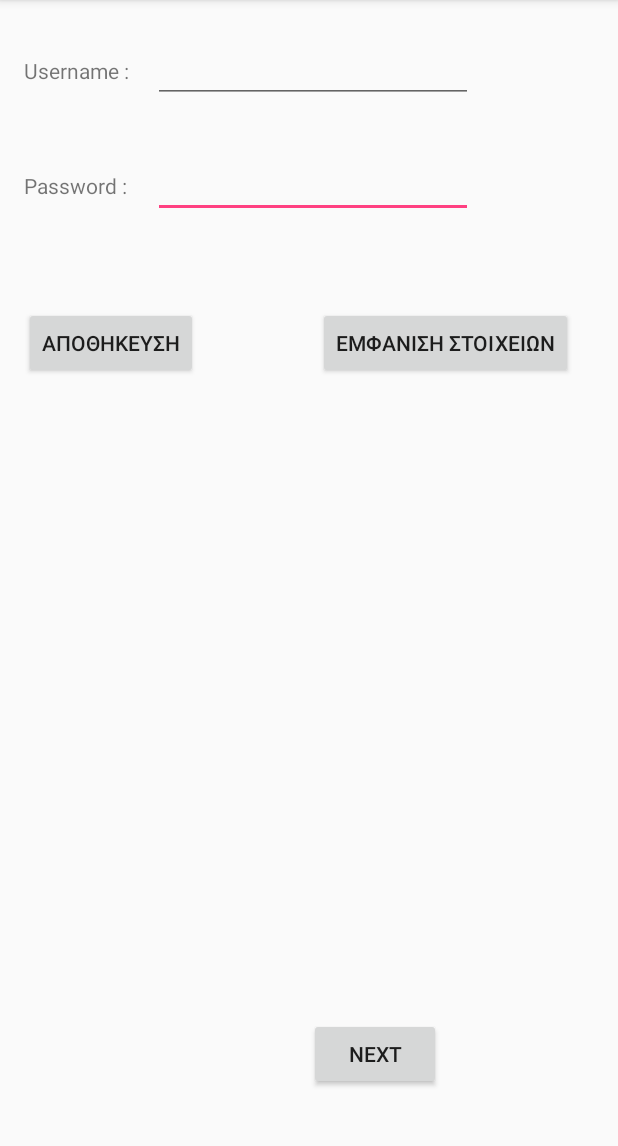
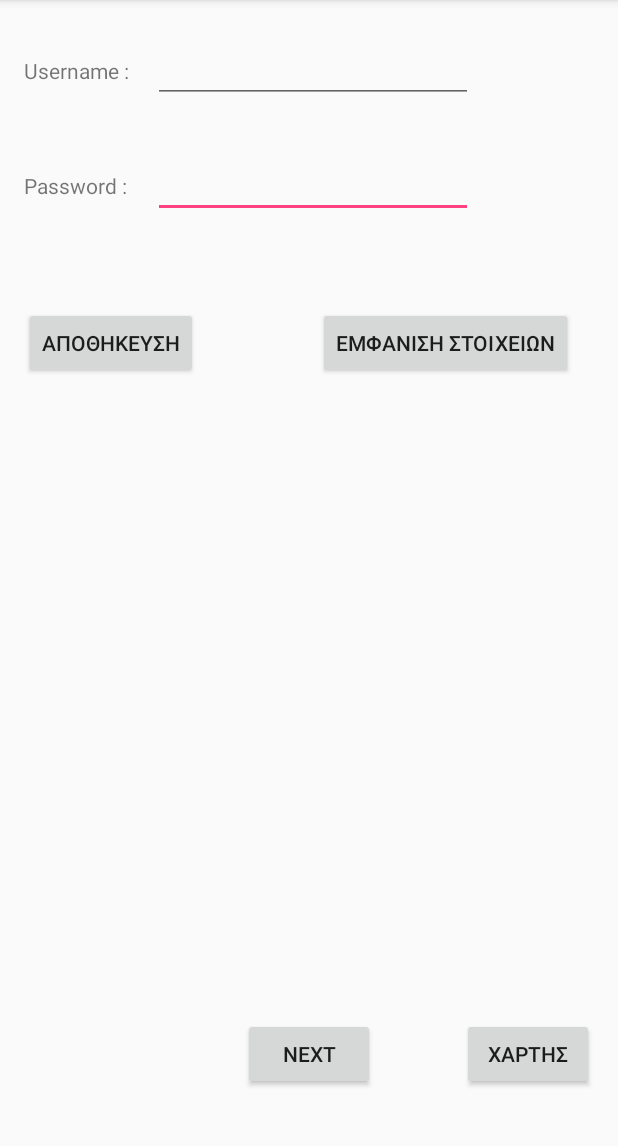
Before and after one commit to elisapan/FiveAndOne, an Android app: the screen it shows after launch (MainActivity), on a phone screen of 412 x 824 dp, the part 84-1230 px from its top. Run offline under Robolectric (Android 15) with nearby library versions, the phone set to English and light mode, and no system bars.

Commit message:
Insert a button Map and a Map with Marker

```diff
--- a/app/build.gradle
+++ b/app/build.gradle
@@ -25,5 +25,6 @@ dependencies {
         exclude group: 'com.android.support', module: 'support-annotations'
     })
     compile 'com.android.support:appcompat-v7:25.0.0'
+    compile 'com.google.android.gms:play-services:9.8.0'
     testCompile 'junit:junit:4.12'
 }
--- a/app/src/main/java/com/teicm/fiveandone/MainActivity.java
+++ b/app/src/main/java/com/teicm/fiveandone/MainActivity.java
@@ -18,6 +18,9 @@ public class MainActivity extends AppCompatActivity {
     EditText usernameInput;
     EditText passwordInput;
     TextView infoText;
+    Button map;
+
+
     public Button button1;
     public void init(){
 
@@ -34,6 +37,10 @@ public class MainActivity extends AppCompatActivity {
 
     }
 
+
+
+
+
     @Override
     protected void onCreate(Bundle savedInstanceState) {
         super.onCreate(savedInstanceState);
@@ -42,6 +49,23 @@ public class MainActivity extends AppCompatActivity {
         usernameInput = (EditText) findViewById(R.id.usernameInput) ;
         passwordInput = (EditText) findViewById(R.id.passwordInput);
         infoText = (TextView) findViewById(R.id.infoText);
+        map =(Button) findViewById(R.id.map);
+        map.setOnClickListener(new View.OnClickListener() {
+            @Override
+            public void onClick(View view) {
+                SharedPreferences sharedPref = getSharedPreferences("userInfo", Context.MODE_PRIVATE);
+
+                final String name = sharedPref.getString("username", "");
+                Intent myIntent = new Intent(MainActivity.this, MapsActivity.class);
+                myIntent.putExtra("parameter",name);
+                startActivity(myIntent);
+
+                MainActivity.this.startActivity(myIntent);
+
+            }
+        });
+
+
         //init();
 
 
--- a/app/src/main/java/com/teicm/fiveandone/QuizActivity.java
+++ b/app/src/main/java/com/teicm/fiveandone/QuizActivity.java
@@ -70,7 +70,7 @@ public class QuizActivity extends AppCompatActivity {
 
 
     }
-
+      //showquestions in quiz
     public void ShowQuestion()
     {
         CurrentQuestion ++;
@@ -83,11 +83,12 @@ public class QuizActivity extends AppCompatActivity {
 
     }
 
-
+    //check correctivity of the answer
     public boolean isCorrect (String answer){
         return (answer.equalsIgnoreCase(Answers [CurrentQuestion]));
     }
 
+    //say if is true or false the amnswer
     public void CheckAnswer() {
         String ans = AnswerText.getText().toString();
         if(isCorrect(ans)== true )
--- a/app/src/main/res/layout/activity_main.xml
+++ b/app/src/main/res/layout/activity_main.xml
@@ -8,7 +8,10 @@
     android:paddingLeft="@dimen/activity_horizontal_margin"
     android:paddingRight="@dimen/activity_horizontal_margin"
     android:paddingTop="@dimen/activity_vertical_margin"
-    tools:context="com.teicm.fiveandone.MainActivity">
+    tools:context="com.teicm.fiveandone.MainActivity"
+    android:scrollIndicators="top|bottom"
+    android:scrollbarAlwaysDrawHorizontalTrack="false"
+    android:scrollbarAlwaysDrawVerticalTrack="false">
 
     <TextView
         android:text="Password :"
@@ -87,9 +90,20 @@
         android:text="Next"
         android:layout_width="wrap_content"
         android:layout_height="wrap_content"
+        android:layout_marginBottom="25dp"
+        android:id="@+id/next"
         android:layout_alignParentBottom="true"
-        android:layout_alignStart="@+id/infoText"
-        android:layout_marginBottom="25dp"
-        android:id="@+id/next" />
+        android:layout_centerHorizontal="true" />
+
+    <Button
+        android:text="Χαρτης"
+        android:layout_width="wrap_content"
+        android:layout_height="wrap_content"
+        android:id="@+id/map"
+        android:visibility="visible"
+        android:elevation="0dp"
+        android:layout_alignBaseline="@+id/next"
+        android:layout_alignBottom="@+id/next"
+        android:layout_alignParentEnd="true" />
 
 </RelativeLayout>
--- a/app/src/main/res/values/strings.xml
+++ b/app/src/main/res/values/strings.xml
@@ -1,3 +1,4 @@
 <resources>
     <string name="app_name">FiveAndOne</string>
+    <string name="title_activity_maps">Map</string>
 </resources>
```
Also changed, not shown: app/src/debug/res/values/google_maps_api.xml (added, +21 -0 lines), app/src/main/AndroidManifest.xml (+30 -0 lines), app/src/main/java/com/teicm/fiveandone/MapsActivity.java (added, +57 -0 lines), app/src/main/res/layout/activity_maps2.xml (added, +27 -0 lines), 1 other file.
